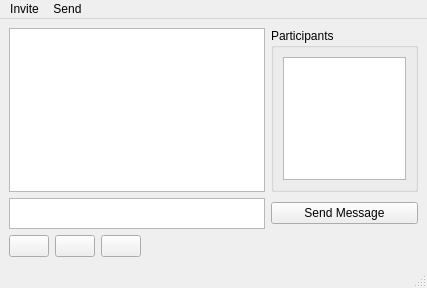
maidsafe-archive/MaidSafe-Encrypt, file src/qt/ui/user_personal_message.ui: the form before one commit.
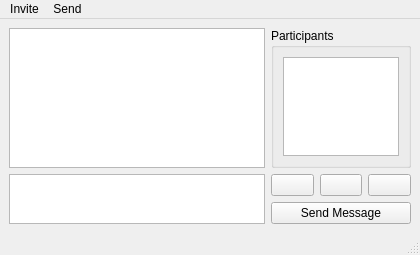
The form after the commit. Icons and pictures are not drawn.

The edit to the form file:
```diff
--- a/src/qt/ui/user_personal_message.ui
+++ b/src/qt/ui/user_personal_message.ui
@@ -6,8 +6,8 @@
    <rect>
     <x>0</x>
     <y>0</y>
-    <width>427</width>
-    <height>288</height>
+    <width>420</width>
+    <height>255</height>
    </rect>
   </property>
   <property name="sizePolicy">
@@ -34,6 +34,21 @@
      <layout class="QHBoxLayout" name="horizontalLayout">
       <item>
        <widget class="QTextEdit" name="message_window">
+        <property name="sizePolicy">
+         <sizepolicy hsizetype="Expanding" vsizetype="Expanding">
+          <horstretch>0</horstretch>
+          <verstretch>0</verstretch>
+         </sizepolicy>
+        </property>
+        <property name="font">
+         <font>
+          <family>Arial</family>
+          <pointsize>10</pointsize>
+         </font>
+        </property>
+        <property name="documentTitle">
+         <string/>
+        </property>
         <property name="readOnly">
          <bool>true</bool>
         </property>
@@ -41,8 +56,8 @@
          <string>&lt;!DOCTYPE HTML PUBLIC &quot;-//W3C//DTD HTML 4.0//EN&quot; &quot;http://www.w3.org/TR/REC-html40/strict.dtd&quot;&gt;
 &lt;html&gt;&lt;head&gt;&lt;meta name=&quot;qrichtext&quot; content=&quot;1&quot; /&gt;&lt;style type=&quot;text/css&quot;&gt;
 p, li { white-space: pre-wrap; }
-&lt;/style&gt;&lt;/head&gt;&lt;body style=&quot; font-family:'MS Shell Dlg 2'; font-size:8.25pt; font-weight:400; font-style:normal;&quot;&gt;
-&lt;p style=&quot;-qt-paragraph-type:empty; margin-top:0px; margin-bottom:0px; margin-left:0px; margin-right:0px; -qt-block-indent:0; text-indent:0px; font-size:8pt; color:#000000;&quot;&gt;&lt;/p&gt;&lt;/body&gt;&lt;/html&gt;</string>
+&lt;/style&gt;&lt;/head&gt;&lt;body style=&quot; font-family:'Arial'; font-size:10pt; font-weight:400; font-style:normal;&quot;&gt;
+&lt;p style=&quot;-qt-paragraph-type:empty; margin-top:0px; margin-bottom:0px; margin-left:0px; margin-right:0px; -qt-block-indent:0; text-indent:0px; font-family:'MS Shell Dlg 2'; color:#000000;&quot;&gt;&lt;/p&gt;&lt;/body&gt;&lt;/html&gt;</string>
         </property>
         <property name="textInteractionFlags">
          <set>Qt::NoTextInteraction</set>
@@ -51,10 +66,10 @@
       </item>
      </layout>
     </item>
-    <item row="1" column="0">
+    <item row="2" column="0">
      <widget class="QTextEdit" name="message_text_edit">
       <property name="sizePolicy">
-       <sizepolicy hsizetype="MinimumExpanding" vsizetype="Minimum">
+       <sizepolicy hsizetype="Minimum" vsizetype="Expanding">
         <horstretch>0</horstretch>
         <verstretch>0</verstretch>
        </sizepolicy>
@@ -77,25 +92,18 @@
         <height>0</height>
        </size>
       </property>
+      <property name="font">
+       <font>
+        <family>Arial</family>
+        <pointsize>10</pointsize>
+       </font>
+      </property>
       <property name="html">
        <string>&lt;!DOCTYPE HTML PUBLIC &quot;-//W3C//DTD HTML 4.0//EN&quot; &quot;http://www.w3.org/TR/REC-html40/strict.dtd&quot;&gt;
 &lt;html&gt;&lt;head&gt;&lt;meta name=&quot;qrichtext&quot; content=&quot;1&quot; /&gt;&lt;style type=&quot;text/css&quot;&gt;
 p, li { white-space: pre-wrap; }
-&lt;/style&gt;&lt;/head&gt;&lt;body style=&quot; font-family:'MS Shell Dlg 2'; font-size:8.25pt; font-weight:400; font-style:normal;&quot;&gt;
-&lt;p style=&quot;-qt-paragraph-type:empty; margin-top:0px; margin-bottom:0px; margin-left:0px; margin-right:0px; -qt-block-indent:0; text-indent:0px; font-size:8pt; color:#000000;&quot;&gt;&lt;/p&gt;&lt;/body&gt;&lt;/html&gt;</string>
-      </property>
-     </widget>
-    </item>
-    <item row="1" column="1">
-     <widget class="QPushButton" name="send_message_btn">
-      <property name="sizePolicy">
-       <sizepolicy hsizetype="Preferred" vsizetype="Fixed">
-        <horstretch>0</horstretch>
-        <verstretch>0</verstretch>
-       </sizepolicy>
-      </property>
-      <property name="text">
-       <string>Send Message</string>
+&lt;/style&gt;&lt;/head&gt;&lt;body style=&quot; font-family:'Arial'; font-size:10pt; font-weight:400; font-style:normal;&quot; bgcolor=&quot;#ffffff&quot;&gt;
+&lt;p style=&quot;-qt-paragraph-type:empty; margin-top:0px; margin-bottom:0px; margin-left:0px; margin-right:0px; -qt-block-indent:0; text-indent:0px; font-family:'MS Shell Dlg 2'; font-size:8pt; color:#000000;&quot;&gt;&lt;/p&gt;&lt;/body&gt;&lt;/html&gt;</string>
       </property>
      </widget>
     </item>
@@ -143,7 +151,9 @@
       </widget>
      </widget>
     </item>
-    <item row="2" column="0">
+    <item row="2" column="1">
+     <layout class="QVBoxLayout" name="verticalLayout">
+      <item>
      <layout class="QHBoxLayout" name="horizontalLayout_2">
       <item>
        <widget class="QPushButton" name="smilyButton">
@@ -202,18 +212,20 @@
         </property>
        </widget>
       </item>
+       </layout>
+      </item>
       <item>
-       <spacer name="horizontalSpacer">
-        <property name="orientation">
-         <enum>Qt::Horizontal</enum>
+       <widget class="QPushButton" name="send_message_btn">
+        <property name="sizePolicy">
+         <sizepolicy hsizetype="Preferred" vsizetype="Fixed">
+          <horstretch>0</horstretch>
+          <verstretch>0</verstretch>
+         </sizepolicy>
         </property>
-        <property name="sizeHint" stdset="0">
-         <size>
-          <width>40</width>
-          <height>20</height>
-         </size>
+        <property name="text">
+         <string>Send Message</string>
         </property>
-       </spacer>
+       </widget>
       </item>
      </layout>
     </item>
@@ -224,7 +236,7 @@
     <rect>
      <x>0</x>
      <y>0</y>
-     <width>427</width>
+     <width>420</width>
      <height>21</height>
     </rect>
    </property>
```
Left out of the diff: 2 changed lines with no effect on the pictures. Lines whose indentation alone changed are shown as unchanged.
